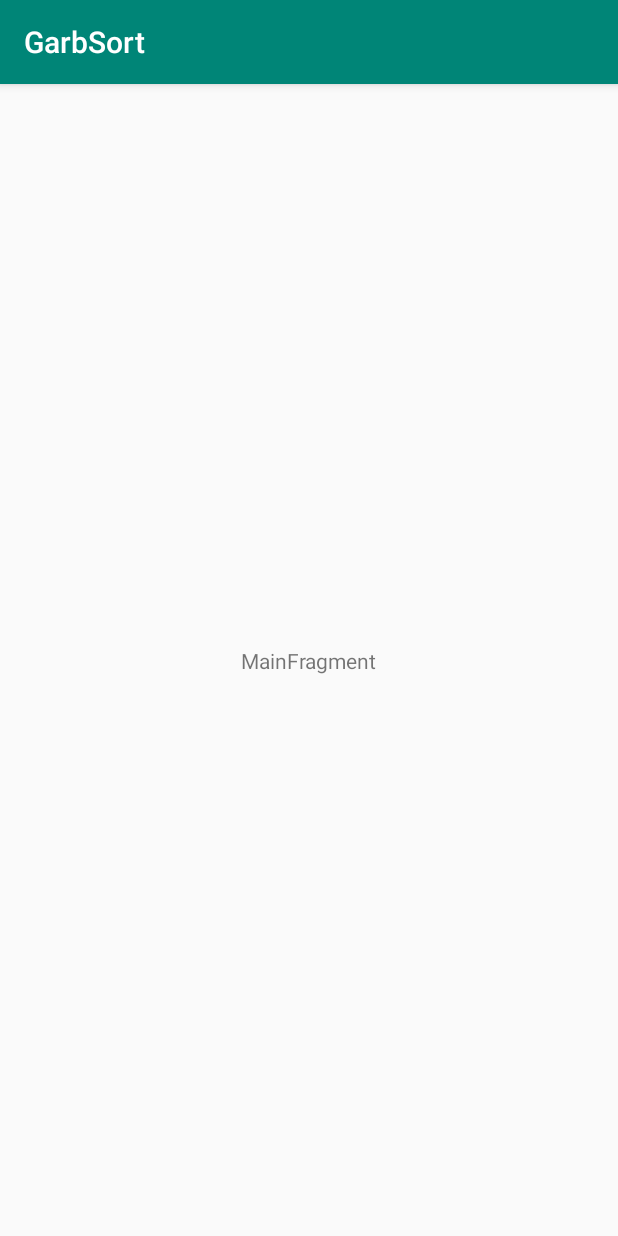
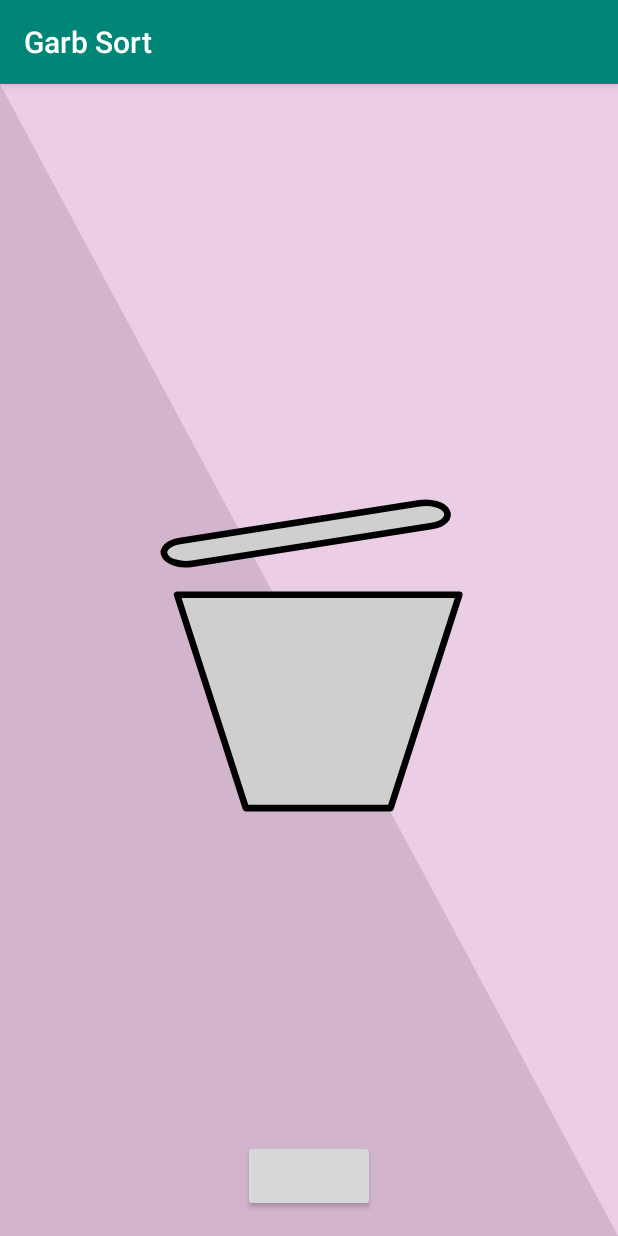
Before and after one commit to AndyJiang99/UofT_Hacks_2019, an Android app: the screen it shows after launch (MainActivity), on a phone screen of 412 x 824 dp. Run offline under Robolectric (Android 15) with nearby library versions, the phone set to English and light mode, and no system bars.

Commit message:
Setting up required resources for the App

```diff
--- a/app/src/main/AndroidManifest.xml
+++ b/app/src/main/AndroidManifest.xml
@@ -1,7 +1,7 @@
 <?xml version="1.0" encoding="utf-8"?>
 <manifest xmlns:android="http://schemas.android.com/apk/res/android"
     package="com.garbsort.garbsort">
-
+    <uses-feature android:name="android.hardware.camera"></uses-feature>
     <application
         android:allowBackup="true"
         android:icon="@mipmap/ic_launcher"
--- /dev/null
+++ b/app/src/main/res/animator/button_anim.xml
@@ -0,0 +1,5 @@
+<selector xmlns:android="http://schemas.android.com/apk/res/android">
+    <item android:state_focused="true" android:state_pressed="false" android:drawable="@drawable/ic_button_default" />
+    <item android:state_focused="true" android:state_pressed="true" android:drawable="@drawable/ic_button_pressed" />
+    <item android:drawable="@drawable/ic_button_default" />
+</selector>
--- /dev/null
+++ b/app/src/main/res/drawable/bg_aestheticc01.xml
@@ -0,0 +1,15 @@
+<?xml version="1.0" encoding="utf-8"?>
+<vector xmlns:android="http://schemas.android.com/apk/res/android"
+    android:width="108dp"
+    android:height="108dp"
+    android:viewportHeight="108"
+    android:viewportWidth="108">
+    <path
+        android:fillColor="#D2B4CD"
+        android:pathData="M0,0 h108 v108 h-108z"
+        />
+    <path
+        android:fillColor="#EBCDE6"
+        android:pathData="M0,0 h108v108z"
+        />
+</vector>
--- /dev/null
+++ b/app/src/main/res/drawable/ic_button_default.xml
@@ -0,0 +1,5 @@
+<vector android:height="24dp" android:viewportHeight="500"
+    android:viewportWidth="500" android:width="24dp" xmlns:android="http://schemas.android.com/apk/res/android">
+    <path android:fillColor="#D8D8D8" android:pathData="M250,250m-0,-250a250,249.939 90.004,1 0,-0 500a250,249.939 90.004,1 0,-0 -500ZM250,250m-0,-200a200,200 0,0 1,-0 400a200,200 0,0 1,-0 -400Z"/>
+    <path android:fillColor="#D8D8D8" android:pathData="M250,250m-182.854,0a182.854,182.854 0,1 1,365.708 0a182.854,182.854 0,1 1,-365.708 0"/>
+</vector>
--- /dev/null
+++ b/app/src/main/res/drawable/ic_button_pressed.xml
@@ -0,0 +1,5 @@
+<vector android:height="24dp" android:viewportHeight="500"
+    android:viewportWidth="500" android:width="24dp" xmlns:android="http://schemas.android.com/apk/res/android">
+    <path android:fillColor="#D8D8D8" android:pathData="M250,250m-0,-250a250,249.939 90.004,1 0,-0 500a250,249.939 90.004,1 0,-0 -500ZM250,250m-0,-200a200,200 0,0 1,-0 400a200,200 0,0 1,-0 -400Z"/>
+    <path android:fillColor="#EDEDED" android:pathData="M250,250m-182.854,0a182.854,182.854 0,1 1,365.708 0a182.854,182.854 0,1 1,-365.708 0"/>
+</vector>
--- /dev/null
+++ b/app/src/main/res/drawable/ic_icon.xml
@@ -0,0 +1,20 @@
+<vector android:height="24dp" android:viewportHeight="500"
+    android:viewportWidth="500" android:width="24dp"
+    xmlns:aapt="http://schemas.android.com/aapt" xmlns:android="http://schemas.android.com/apk/res/android">
+    <path android:fillColor="#CFCFCF"
+        android:pathData="M373.59,483.496L154.272,483.496L50.144,160.27L263.517,160.27L263.517,160.269L477.718,160.269Z"
+        android:strokeLineCap="round" android:strokeLineJoin="round" android:strokeWidth="10">
+        <aapt:attr name="android:strokeColor">
+            <gradient android:centerX="263.92978"
+                android:centerY="321.88254"
+                android:gradientRadius="213.78535"
+                android:tileMode="clamp" android:type="radial">
+                <item android:color="#FF000000" android:offset="0"/>
+                <item android:color="#FF000000" android:offset="1"/>
+            </gradient>
+        </aapt:attr>
+    </path>
+    <path android:fillColor="#CFCFCF"
+        android:pathData="M54.253,78.772L417.27,21.544A17.97,33.308 90,0 1,458.582 33.753L458.582,33.753A17.97,33.308 90,0 1,435.953 56.042L72.937,113.27A17.97,33.308 90,0 1,31.624 101.061L31.624,101.061A17.97,33.308 90,0 1,54.253 78.772z"
+        android:strokeColor="#000000" android:strokeLineCap="round" android:strokeWidth="10"/>
+</vector>
--- a/app/src/main/res/layout/main_fragment.xml
+++ b/app/src/main/res/layout/main_fragment.xml
@@ -5,16 +5,46 @@
     android:id="@+id/main"
     android:layout_width="match_parent"
     android:layout_height="match_parent"
+    android:background="@drawable/bg_aestheticc01"
     tools:context=".ui.main.MainFragment">
 
     <TextView
         android:id="@+id/message"
         android:layout_width="wrap_content"
         android:layout_height="wrap_content"
-        android:text="MainFragment"
+        android:textSize="36sp"
+        android:textStyle="bold"
         app:layout_constraintBottom_toBottomOf="parent"
         app:layout_constraintEnd_toEndOf="parent"
         app:layout_constraintStart_toStartOf="parent"
-        app:layout_constraintTop_toTopOf="parent" />
+        app:layout_constraintTop_toTopOf="parent"
+        app:layout_constraintVertical_bias="0.01"
+        tools:text="@string/app_name" />
+
+    <Button
+        android:id="@+id/button"
+        android:layout_width="wrap_content"
+        android:layout_height="wrap_content"
+        android:layout_marginStart="8dp"
+        android:layout_marginEnd="8dp"
+        android:layout_marginBottom="16dp"
+        app:layout_constraintBottom_toBottomOf="parent"
+        app:layout_constraintEnd_toEndOf="parent"
+        app:layout_constraintStart_toStartOf="parent"
+        tools:text="@string/button_home" />
+
+    <ImageView
+        android:id="@+id/imageView2"
+        android:layout_width="220dp"
+        android:layout_height="221dp"
+        android:layout_marginStart="8dp"
+        android:layout_marginTop="8dp"
+        android:layout_marginEnd="8dp"
+        android:layout_marginBottom="8dp"
+        android:src="@drawable/ic_icon"
+        app:layout_constraintBottom_toTopOf="@+id/button"
+        app:layout_constraintEnd_toEndOf="parent"
+        app:layout_constraintStart_toStartOf="parent"
+        app:layout_constraintTop_toBottomOf="@+id/message" />
 
 </android.support.constraint.ConstraintLayout>
--- a/app/src/main/res/values/strings.xml
+++ b/app/src/main/res/values/strings.xml
@@ -1,3 +1,5 @@
 <resources>
-    <string name="app_name">GarbSort</string>
+    <string name="app_name">Garb Sort</string>
+    <string name="button_home">Proceed</string>
+    <string name="cd_iv_display_camera">Displays captured camera image</string>
 </resources>
```
Also changed, not shown: app/src/main/java/com/garbsort/garbsort/scanner.java (added, +108 -0 lines), app/src/main/res/layout/fragment_scanner.xml (added, +36 -0 lines).
